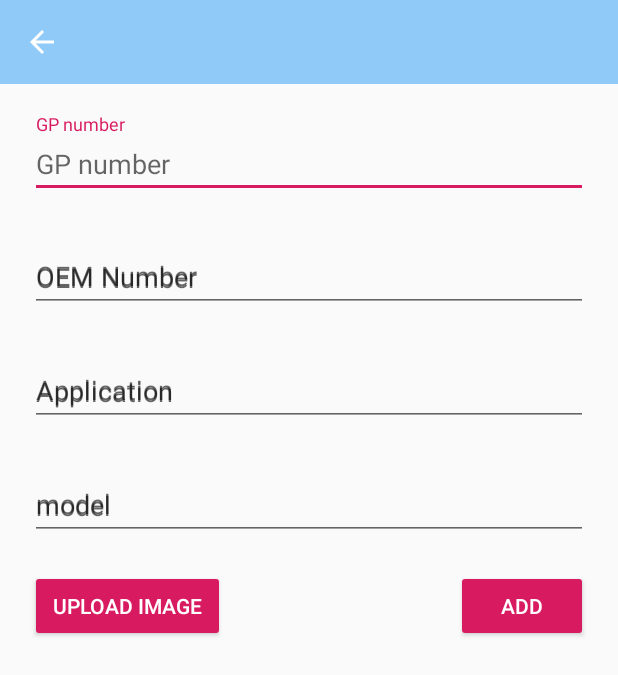
After one commit to bhanupreet/SSCapp, an Android app: the addPartnoDetailsActivity screen opened directly, with no data from a screen before it, on a phone screen of 412 x 824 dp. The commit adds this screen. Shown: the top 675 px of the screen. Run offline under Robolectric (Android 15) with nearby library versions, the phone set to English and light mode, and no system bars; our stand-ins replace Firebase (no records; nobody signed in at launch, a user with empty details on screens opened directly); libraries missing offline, so code that uses them is left out: com.theartofdev.edmodo, id.zelory.compressor.

Commit message:
add partnodetailsactivity added. user can now update and add details of item with ease. some minor cosmetic changes are needed

```diff
--- /dev/null
+++ b/app/src/main/java/com/ssc/sscapp/addPartnoDetailsActivity.java
@@ -0,0 +1,177 @@
+package com.ssc.sscapp;
+
+import android.app.ProgressDialog;
+import android.content.Intent;
+import android.graphics.Bitmap;
+import android.net.Uri;
+import android.support.annotation.NonNull;
+import android.support.annotation.Nullable;
+import android.support.design.widget.TextInputLayout;
+import android.support.v7.app.AppCompatActivity;
+import android.os.Bundle;
+import android.view.View;
+import android.widget.Button;
+import android.widget.TextView;
+import android.widget.Toast;
+import android.widget.Toolbar;
+
+import com.google.android.gms.tasks.OnCompleteListener;
+import com.google.android.gms.tasks.OnSuccessListener;
+import com.google.android.gms.tasks.Task;
+import com.google.firebase.database.DatabaseReference;
+import com.google.firebase.database.FirebaseDatabase;
+import com.google.firebase.storage.FirebaseStorage;
+import com.google.firebase.storage.StorageReference;
+import com.google.firebase.storage.UploadTask;
+import com.theartofdev.edmodo.cropper.CropImage;
+import com.theartofdev.edmodo.cropper.CropImageView;
+
+import java.io.ByteArrayOutputStream;
+import java.io.File;
+import java.io.IOException;
+import java.util.HashMap;
+
+import id.zelory.compressor.Compressor;
+
+public class addPartnoDetailsActivity extends AppCompatActivity {
+
+    private TextInputLayout mGPnumber, mOEMnumber, mApplication, mModel;
+    private String gpnumber, oemnumner, application, model, partnorefstring;
+    private Button mAddBtn, mUploadimagebtn;
+    private android.support.v7.widget.Toolbar mToolbar;
+    private ProgressDialog mProgressDialaog;
+    private StorageReference mImageStorage;
+    private String downloadUrl="";
+    private TextView resultdisplay;
+
+
+    @Override
+    protected void onCreate(Bundle savedInstanceState) {
+        super.onCreate(savedInstanceState);
+        setContentView(R.layout.activity_add_partno_details);
+
+        partnorefstring = getIntent().getStringExtra("partnorefstring");
+
+        mGPnumber = findViewById(R.id.gpnumberinput);
+        mOEMnumber = findViewById(R.id.oemnumberinput);
+        mApplication = findViewById(R.id.applicationinput);
+        mModel = findViewById(R.id.modelinput);
+        mAddBtn = findViewById(R.id.addpartnodetails_addbtn);
+        mUploadimagebtn = findViewById(R.id.uploadimagebtn);
+        resultdisplay = findViewById(R.id.result);
+
+        mToolbar = findViewById(R.id.addpartnodetails_toolbar);
+        setSupportActionBar(mToolbar);
+        getSupportActionBar().setTitle(partnorefstring);
+        getSupportActionBar().setDisplayHomeAsUpEnabled(true);
+
+        mImageStorage = FirebaseStorage.getInstance().getReference();
+
+        mAddBtn.setOnClickListener(new View.OnClickListener() {
+            @Override
+            public void onClick(View v) {
+                // mprogressdialog.show();
+                gpnumber = mGPnumber.getEditText().getText().toString();
+                oemnumner = mOEMnumber.getEditText().getText().toString();
+                application = mApplication.getEditText().getText().toString();
+                model = mModel.getEditText().getText().toString();
+                HashMap<String, Object> result = new HashMap<>();
+                if (!gpnumber.equals("")) {
+                    result.put("gpNumber", gpnumber);
+                }
+                if (!oemnumner.equals("")) {
+                    result.put("oemNumber", oemnumner);
+                }
+                if (!application.equals("")) {
+                    result.put("application", application);
+                }
+                if (!model.equals("")) {
+                    result.put("model", model);
+                }
+                if (!downloadUrl.equals("")) {
+                    result.put("image", downloadUrl);
+                }
+//                    result.put("image",);
+
+                // DatabaseReference companyref = FirebaseDatabase.getInstance().getReference("Comapnies").push();
+                FirebaseDatabase database = FirebaseDatabase.getInstance();
+                DatabaseReference myRef = database.getReference().child("PartNo").child(partnorefstring);
+                myRef.updateChildren(result).addOnCompleteListener(new OnCompleteListener<Void>() {
+                    @Override
+                    public void onComplete(@NonNull Task<Void> task) {
+                        if (task.isSuccessful()) {
+                            Toast.makeText(getApplicationContext(), "details added successfully", Toast.LENGTH_SHORT).show();
+                            // mprogressdialog.dismiss();
+                        } else {
+                            Toast.makeText(getApplicationContext(), "an error occured while uploadig data", Toast.LENGTH_SHORT).show();
+                            // mprogressdialog.dismiss();
+                        }
+
+                    }
+                });
+            }
+
+        });
+
+        mUploadimagebtn.setOnClickListener(new View.OnClickListener() {
+            @Override
+            public void onClick(View v) {
+                CropImage.activity()
+                        .setAspectRatio(1, 1)
+                        .setGuidelines(CropImageView.Guidelines.ON)
+                        .start(addPartnoDetailsActivity.this);
+            }
+        });
+    }
+
+    @Override
+    protected void onActivityResult(int requestCode, int resultCode, @Nullable Intent data) {
+        super.onActivityResult(requestCode, resultCode, data);
+
+
+        super.onActivityResult(requestCode, resultCode, data);
+        if (requestCode == CropImage.CROP_IMAGE_ACTIVITY_REQUEST_CODE) {
+
+            final CropImage.ActivityResult result = CropImage.getActivityResult(data);
+            if (resultCode == RESULT_OK) {
+
+                mProgressDialaog = new ProgressDialog(addPartnoDetailsActivity.this);
+                mProgressDialaog.setMessage("Please wait while we upload and process the image");
+                mProgressDialaog.setTitle("Uploading Image...");
+                mProgressDialaog.setCanceledOnTouchOutside(false);
+                mProgressDialaog.show();
+                Uri resultUri = result.getUri();
+                String display = resultUri.toString();
+
+
+                StorageReference filepath = mImageStorage.child("itemimages").child(partnorefstring + ".jpg");
+
+                UploadTask uploadTask = filepath.putFile(resultUri);
+                uploadTask.addOnCompleteListener(new OnCompleteListener<UploadTask.TaskSnapshot>() {
+                    @Override
+                    public void onComplete(@NonNull Task<UploadTask.TaskSnapshot> task) {
+
+                        if (task.isSuccessful()) {
+
+                            mImageStorage.child("itemimages").child(partnorefstring + ".jpg").getDownloadUrl().addOnSuccessListener(new OnSuccessListener<Uri>() {
+                                @Override
+                                public void onSuccess(Uri uri) {
+
+                                    downloadUrl = uri.toString();
+                                    mProgressDialaog.dismiss();
+                                    resultdisplay.setText(downloadUrl);
+                                    //Toast.makeText(addPartnoDetailsActivity.this, downloadUrl, Toast.LENGTH_SHORT).show();
+
+                                }
+                            });
+
+                        }
+                    }
+                });
+
+            } else if (resultCode == CropImage.CROP_IMAGE_ACTIVITY_RESULT_ERROR_CODE) {
+                Exception error = result.getError();
+            }
+        }
+    }
+}
--- /dev/null
+++ b/app/src/main/res/layout/activity_add_partno_details.xml
@@ -0,0 +1,111 @@
+<?xml version="1.0" encoding="utf-8"?>
+<RelativeLayout xmlns:android="http://schemas.android.com/apk/res/android"
+    xmlns:app="http://schemas.android.com/apk/res-auto"
+    xmlns:tools="http://schemas.android.com/tools"
+    android:layout_width="match_parent"
+    android:layout_height="match_parent"
+    tools:context=".addPartnoDetailsActivity">
+
+    <include layout="@layout/appbar"
+        android:id="@+id/addpartnodetails_toolbar"
+        android:layout_height="wrap_content"
+        android:layout_width="match_parent"></include>
+
+    <android.support.design.widget.TextInputLayout
+        android:id="@+id/gpnumberinput"
+        android:layout_width="match_parent"
+        android:layout_height="wrap_content"
+        android:layout_below="@+id/addpartnodetails_toolbar"
+        android:layout_marginTop="20dp"
+        android:layout_marginLeft="20dp"
+        android:layout_marginRight="20dp"
+        android:hint="@string/gp_number">
+
+        <android.support.design.widget.TextInputEditText
+            android:layout_width="match_parent"
+            android:layout_height="wrap_content"
+            android:hint = "@string/gp_number" />
+    </android.support.design.widget.TextInputLayout>
+
+    <android.support.design.widget.TextInputLayout
+        android:id="@+id/oemnumberinput"
+        android:layout_width="match_parent"
+        android:layout_height="wrap_content"
+        android:layout_below="@+id/gpnumberinput"
+        android:layout_marginTop="20dp"
+        android:layout_marginLeft="20dp"
+        android:layout_marginRight="20dp"
+        android:hint="@string/oem_number">
+
+        <android.support.design.widget.TextInputEditText
+            android:layout_width="match_parent"
+            android:layout_height="wrap_content"
+            android:hint = "@string/oem_number" />
+    </android.support.design.widget.TextInputLayout>
+
+    <android.support.design.widget.TextInputLayout
+        android:id="@+id/applicationinput"
+        android:layout_width="match_parent"
+        android:layout_height="wrap_content"
+        android:layout_below="@+id/oemnumberinput"
+        android:layout_marginTop="20dp"
+        android:layout_marginLeft="20dp"
+        android:layout_marginRight="20dp"
+        android:hint="@string/application">
+
+        <android.support.design.widget.TextInputEditText
+            android:layout_width="match_parent"
+            android:layout_height="wrap_content"
+            android:hint = "@string/application" />
+    </android.support.design.widget.TextInputLayout>
+
+    <android.support.design.widget.TextInputLayout
+        android:id="@+id/modelinput"
+        android:layout_width="match_parent"
+        android:layout_height="wrap_content"
+        android:layout_below="@+id/applicationinput"
+        android:layout_marginTop="20dp"
+        android:layout_marginLeft="20dp"
+        android:layout_marginRight="20dp"
+        android:hint="model">
+
+        <android.support.design.widget.TextInputEditText
+            android:layout_width="match_parent"
+            android:layout_height="wrap_content"
+            android:hint = "model" />
+    </android.support.design.widget.TextInputLayout>
+
+    <Button
+        android:id="@+id/addpartnodetails_addbtn"
+        android:layout_width="wrap_content"
+        android:layout_height="wrap_content"
+        android:layout_below="@+id/modelinput"
+        android:layout_marginTop="20dp"
+        android:layout_alignParentRight="true"
+        android:layout_marginRight="20dp"
+        android:backgroundTint="@color/colorAccent"
+        android:text="Add"
+        android:textColor="#ffffff" />
+    <Button
+        android:id="@+id/uploadimagebtn"
+        android:layout_width="130dp"
+        android:layout_height="wrap_content"
+        android:layout_below="@+id/modelinput"
+        android:layout_marginTop="20dp"
+        android:layout_alignParentLeft="true"
+        android:layout_marginLeft="20dp"
+        android:backgroundTint="@color/colorAccent"
+        android:text="Upload image"
+        android:textColor="#ffffff"
+        />
+
+    <TextView
+        android:layout_width="130dp"
+        android:layout_height="30dp"
+        android:id="@+id/result"
+        android:textColor="#3131"
+        android:layout_below="@+id/modelinput"
+        android:layout_marginTop="70dp"
+        android:layout_alignParentLeft="true"
+        android:layout_marginLeft="23dp"/>
+</RelativeLayout>
--- a/app/src/main/res/layout/single_partno_details.xml
+++ b/app/src/main/res/layout/single_partno_details.xml
@@ -14,7 +14,7 @@
         android:layout_width="wrap_content"
         android:layout_height="wrap_content"
         android:layout_below="@id/itemimage_partnoDetaild"
-        android:text="sample part no"
+        android:text="@string/sample_part_no"
         android:id="@+id/samplepartno"
         android:textColor="#212121"
         android:layout_marginTop="20dp"
@@ -61,7 +61,7 @@
     <TextView
         android:layout_width="match_parent"
         android:layout_height="wrap_content"
-        android:text="APPLICATION"
+        android:text="Application"
         android:textSize="18sp"
         android:layout_marginLeft= "10dp"
         android:layout_marginTop="4dp"
@@ -117,7 +117,7 @@
     <TextView
         android:layout_width="match_parent"
         android:layout_height="wrap_content"
-        android:text="MODEL"
+        android:text="Model"
         android:textSize="18sp"
         android:layout_marginLeft= "10dp"
         android:layout_marginTop="4dp"
--- a/app/src/main/res/values/strings.xml
+++ b/app/src/main/res/values/strings.xml
@@ -2,4 +2,8 @@
     <string name="app_name">SSCapp</string>
     <string name="catalogue">Catalogue</string>
     <string name="title_activity_company">CompanyActivity</string>
+    <string name="oem_number">OEM Number</string>
+    <string name="gp_number">GP number</string>
+    <string name="application">Application</string>
+    <string name="sample_part_no">sample part no</string>
 </resources>
```
Also changed, not shown: app/src/main/AndroidManifest.xml (+18 -4 lines), app/src/main/java/com/ssc/sscapp/PartNoDetails.java (+15 -6 lines).
